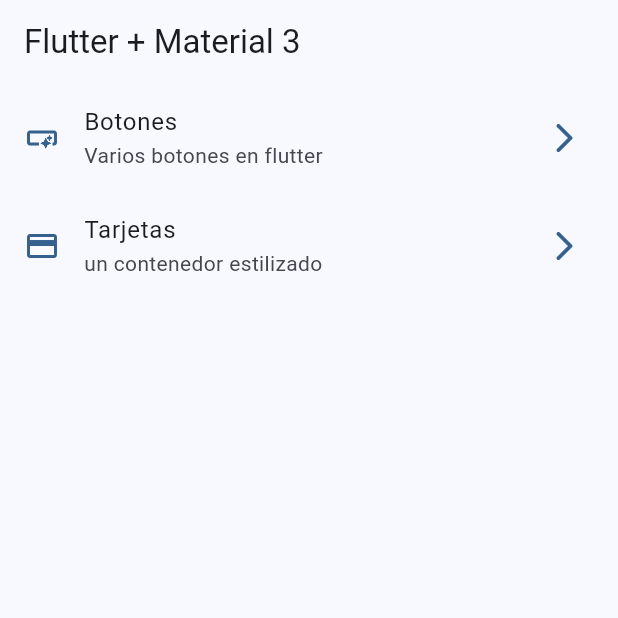
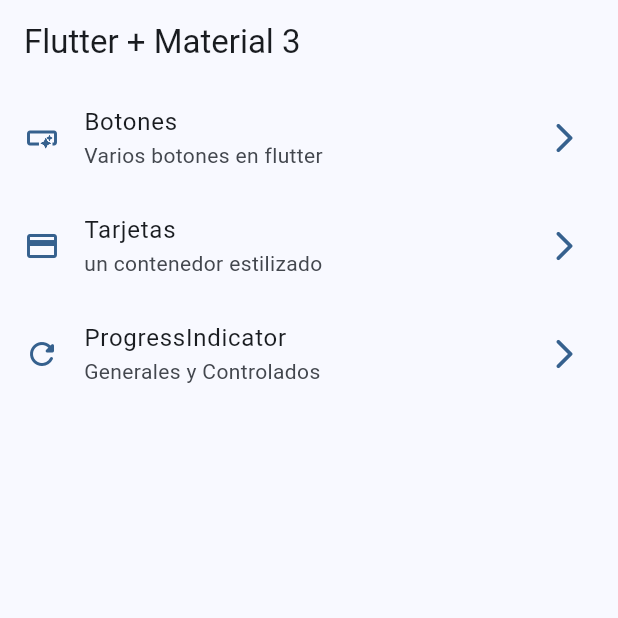
Before and after one commit to drverao/widgets_app, a Flutter app: the screen it shows after launch, on a phone screen of 412 x 824 dp, the top half of it. Run offline on Flutter 3.47's test engine with Material 2 defaults, Android fonts, the phone set to English and light mode, and no system bars; our stand-ins replace go_router.

Commit message:
progress Indicator ready

```diff
--- a/lib/config/menu/menu_items.dart
+++ b/lib/config/menu/menu_items.dart
@@ -24,5 +24,10 @@ const appMenuItems = <MenuItem>[
       title: 'Tarjetas',
       subtitle: 'un contenedor estilizado',
       icon: Icons.credit_card_outlined,
-      link: '/cards')
+      link: '/cards'),
+  MenuItem(
+      title: 'ProgressIndicator',
+      subtitle: 'Generales y Controlados',
+      icon: Icons.refresh_rounded,
+      link: '/progress'),
 ];
--- a/lib/config/router/app_router.dart
+++ b/lib/config/router/app_router.dart
@@ -17,4 +17,9 @@ final appRouter = GoRouter(initialLocation: '/', routes: [
     path: '/cards',
     builder: (context, state) => const CardsScreen(),
   ),
+  GoRoute(
+    name: ProgressScreen.name,
+    path: '/progress',
+    builder: (context, state) => const ProgressScreen(),
+  ),
 ]);
```
Also changed, not shown: lib/presentation/screens/progress/progress_screen.dart (+71 -1 lines).
